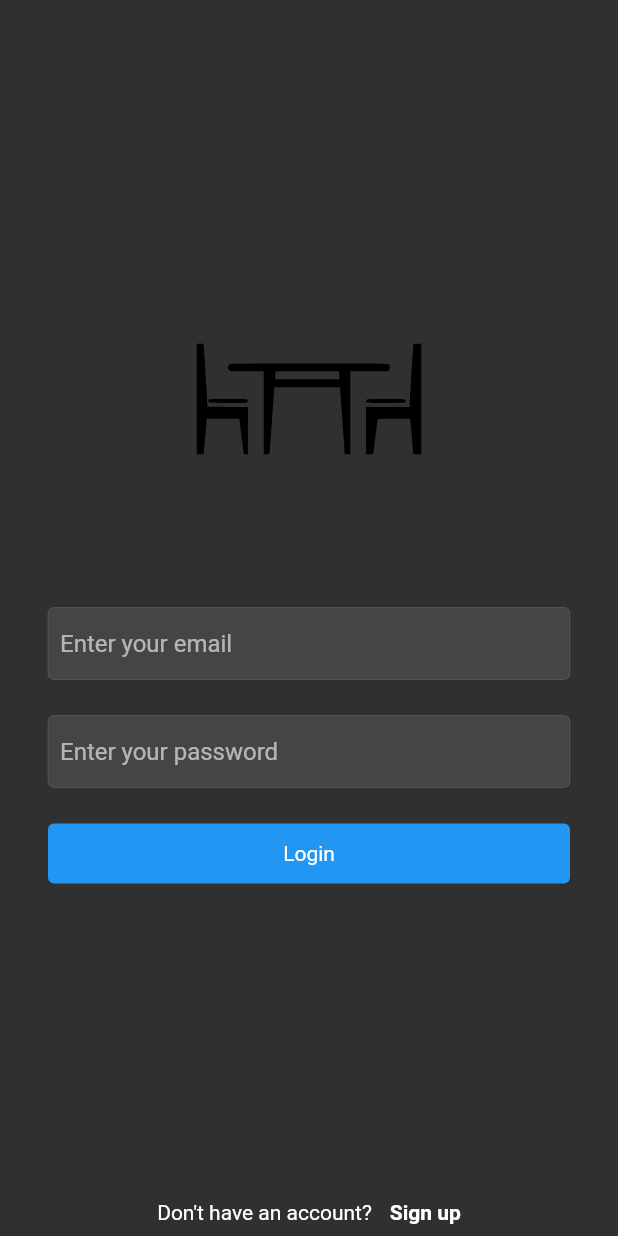
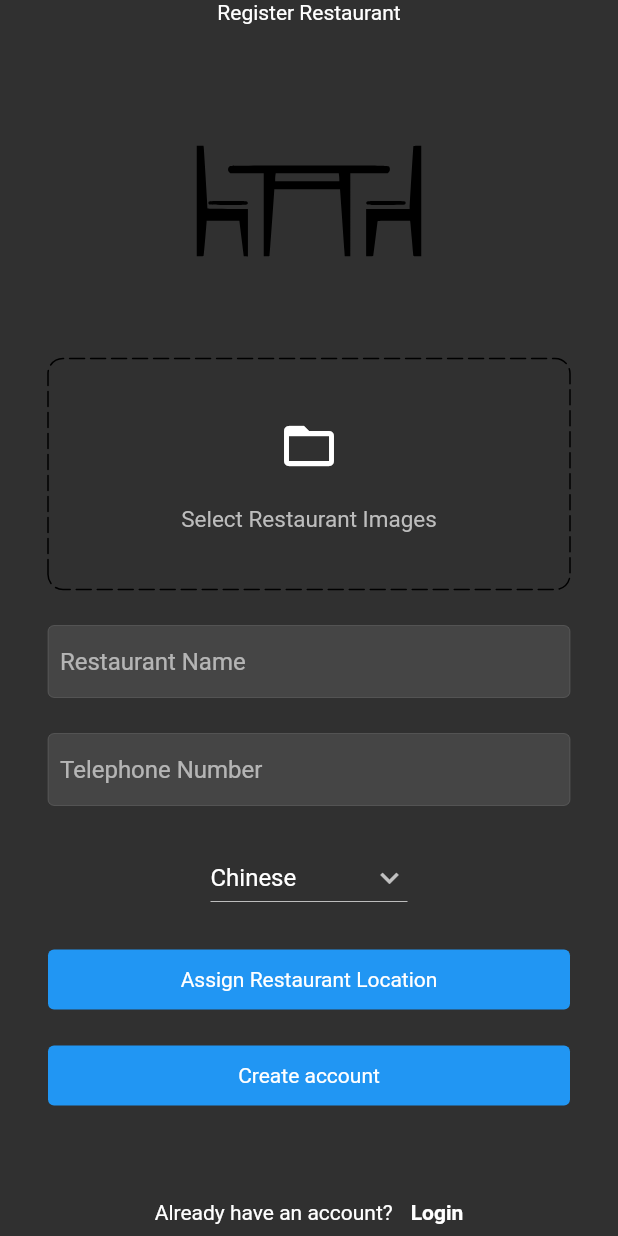
Before and after one commit to AumKMCHAT/BookNEat-Senior-Project, a Flutter app: the screen it shows after launch, on a phone screen of 412 x 824 dp. Run offline on Flutter 3.47's test engine with Material 2 defaults, Android fonts, the phone set to English and light mode, and no system bars; drawn by our look-alikes of dotted_border; our stand-ins replace carousel_slider, cloud_firestore, firebase_auth, firebase_core, firebase_storage, flutter_svg and 2 more; accounts and stored records are empty.

Commit message:
Signup Restaurant
- hard code  current userID auth_method.signupRestaurant
- unusable timeAvialable
- not complete restaurant id
- using current location

```diff
--- a/lib/main.dart
+++ b/lib/main.dart
@@ -1,6 +1,7 @@
 import 'package:book_n_eat_senior_project/providers/user_provider.dart';
 import 'package:book_n_eat_senior_project/screens/home_screen.dart';
 import 'package:book_n_eat_senior_project/screens/login_screen.dart';
+import 'package:book_n_eat_senior_project/screens/signup_restaurant_screen.dart';
 import 'package:book_n_eat_senior_project/screens/signup_screen.dart';
 import 'package:book_n_eat_senior_project/utils/colors.dart';
 import 'package:firebase_auth/firebase_auth.dart';
@@ -46,7 +47,8 @@ class MyApp extends StatelessWidget {
                 );
               }
 
-              return const LoginScreen();
+              // return const LoginScreen();
+              return const SignupRestaurantScreen();
             },
           )),
     );
--- /dev/null
+++ b/lib/models/restuarant.dart
@@ -0,0 +1,53 @@
+import 'package:cloud_firestore/cloud_firestore.dart';
+import 'package:geolocator/geolocator.dart';
+
+class Restaurant {
+  final String resId;
+  final String name; // text
+  final String category; // list
+  final GeoPoint location; // map pin and get geopoint
+  final String timeAvialable; // don't know
+  final List<String> photoUrl; // multiple img
+  final String telephone; // + button
+  final bool status; // boolean true | false
+  final String userId;
+
+  const Restaurant(
+      {required this.resId,
+      required this.name,
+      required this.category,
+      required this.location,
+      required this.timeAvialable,
+      required this.photoUrl,
+      required this.telephone,
+      required this.status,
+      required this.userId});
+
+  Map<String, dynamic> toJson() => {
+        "resId": resId,
+        "name": name,
+        "category": category,
+        "location": location,
+        "timeAvialable": timeAvialable,
+        "photoUrl": photoUrl,
+        "telephone": telephone,
+        "status": status,
+        "userId": userId
+      };
+
+  static Restaurant fromSnap(DocumentSnapshot snap) {
+    var snapshot = snap.data() as Map<String, dynamic>;
+
+    return Restaurant(
+      resId: snapshot['resId'],
+      name: snapshot['name'],
+      category: snapshot['category'],
+      location: snapshot['location'],
+      timeAvialable: snapshot['timeAvialable'],
+      photoUrl: snapshot['photoUrl'],
+      telephone: snapshot['telephone'],
+      status: snapshot['status'],
+      userId: snapshot['userId'],
+    );
+  }
+}
--- a/lib/models/user.dart
+++ b/lib/models/user.dart
@@ -1,7 +1,7 @@
 import 'package:cloud_firestore/cloud_firestore.dart';
 
 class User {
-  final String uid;
+  final String userId;
   final String email;
   final String firstName;
   final String lastName;
@@ -9,7 +9,7 @@ class User {
   final String photoUrl;
 
   const User({
-    required this.uid,
+    required this.userId,
     required this.email,
     required this.firstName,
     required this.lastName,
@@ -18,7 +18,7 @@ class User {
   });
 
   Map<String, dynamic> toJson() => {
-        "uid": uid,
+        "userId": userId,
         "email": email,
         "firstName": firstName,
         "lastName": lastName,
@@ -30,7 +30,7 @@ class User {
     var snapshot = snap.data() as Map<String, dynamic>;
 
     return User(
-        uid: snapshot['uid'],
+        userId: snapshot['userId'],
         email: snapshot['email'],
         firstName: snapshot['firstName'],
         lastName: snapshot['lastName'],
--- /dev/null
+++ b/lib/screens/signup_restaurant_screen.dart
@@ -0,0 +1,304 @@
+import 'dart:io';
+import 'package:book_n_eat_senior_project/resources/auth_methods.dart';
+import 'package:book_n_eat_senior_project/screens/home_screen.dart';
+import 'package:book_n_eat_senior_project/screens/login_screen.dart';
+import 'package:book_n_eat_senior_project/utils/colors.dart';
+import 'package:book_n_eat_senior_project/utils/utils.dart';
+import 'package:book_n_eat_senior_project/widgets/text_field_input.dart';
+import 'package:dotted_border/dotted_border.dart';
+import 'package:flutter/foundation.dart';
+import 'package:flutter/material.dart';
+import 'package:flutter_svg/svg.dart';
+import 'package:geolocator/geolocator.dart';
+import 'package:image_picker/image_picker.dart';
+import 'package:book_n_eat_senior_project/utils/restaurant_category.dart';
+import 'package:carousel_slider/carousel_slider.dart';
+
+class SignupRestaurantScreen extends StatefulWidget {
+  const SignupRestaurantScreen({super.key});
+
+  @override
+  State<SignupRestaurantScreen> createState() => _SignupRestaurantScreenState();
+}
+
+class _SignupRestaurantScreenState extends State<SignupRestaurantScreen> {
+  final TextEditingController _resNameController = TextEditingController();
+  String _category = category.first;
+  late Position _position;
+  final String _time = DateTime.now().toString();
+  List<XFile> images = [];
+  final TextEditingController _phoneController = TextEditingController();
+  List<String> _telephone = [];
+  bool status = false;
+  bool _isLoading = false;
+
+  List<File> files = [];
+
+  @override
+  void dispost() {
+    super.dispose();
+    _resNameController.dispose();
+  }
+
+  void getCurrentLocation() async {
+    Position position = await determinePosition();
+    setState(() {
+      _position = position;
+    });
+    print(_position);
+    print(_time);
+  }
+
+  Future<Position> determinePosition() async {
+    LocationPermission permission;
+
+    permission = await Geolocator.checkPermission();
+
+    if (permission == LocationPermission.denied) {
+      permission = await Geolocator.requestPermission();
+      if (permission == LocationPermission.denied) {
+        return Future.error('Location Permissions are denied');
+      }
+    }
+
+    return await Geolocator.getCurrentPosition();
+  }
+
+  void selectImages() async {
+    final List<XFile> res = await pickImages(ImageSource.gallery);
+    setState(() {
+      images = res;
+    });
+    if (res != null) {
+      res.forEach((element) {
+        files.add(File(element.path));
+      });
+    }
+  }
+
+  void signUpRestuarant() async {
+    setState(() {
+      _isLoading = true;
+    });
+    String res = await AuthMedthods().signUpRestaurant(
+      name: _resNameController.text,
+      category: _category,
+      position: _position,
+      timeAvialable: _time,
+      files: files,
+      telephone: _phoneController.text,
+      status: status,
+    );
+
+    setState(() {
+      _isLoading = false;
+    });
+
+    if (res != 'success') {
+      showSnackBar(res, context);
+    } else {
+      print("success");
+      // Navigator.of(context).pushReplacement(
+      //     MaterialPageRoute(builder: (context) => const HomeScreen()));
+    }
+  }
+
+  void navigateToLogin() {
+    Navigator.of(context)
+        .push(MaterialPageRoute(builder: (context) => const LoginScreen()));
+  }
+
+  @override
+  Widget build(BuildContext context) {
+    return Scaffold(
+      body: SafeArea(
+          child: Container(
+        padding: const EdgeInsets.symmetric(horizontal: 32),
+        width: double.infinity,
+        child: Column(crossAxisAlignment: CrossAxisAlignment.center, children: [
+          //svg image
+          const Text("Register Restaurant"),
+          Flexible(flex: 2, child: Container()),
+          SvgPicture.asset(
+              'assets/images/dining-room-furniture-of-a-table-with-chairs.svg',
+              height: 150),
+          const SizedBox(height: 30),
+
+          // select multiple photo
+          images.isNotEmpty
+              ? CarouselSlider(
+                  items: images.map(
+                    (i) {
+                      return Builder(
+                        builder: (BuildContext context) => Image.file(
+                          File(i.path),
+                          fit: BoxFit.cover,
+                          height: 200,
+                        ),
+                      );
+                    },
+                  ).toList(),
+                  options: CarouselOptions(
+                    viewportFraction: 1,
+                    height: 200,
+                  ),
+                )
+              : GestureDetector(
+                  onTap: selectImages,
+                  child: DottedBorder(
+                      borderType: BorderType.RRect,
+                      radius: const Radius.circular(10),
+                      dashPattern: const [10, 4],
+                      strokeCap: StrokeCap.round,
+                      child: Container(
+                        width: double.infinity,
+                        height: 150,
+                        decoration: BoxDecoration(
+                            borderRadius: BorderRadius.circular(10)),
+                        child: Column(
+                            mainAxisAlignment: MainAxisAlignment.center,
+                            children: [
+                              const Icon(
+                                Icons.folder_open,
+                                size: 40,
+                              ),
+                              const SizedBox(
+                                height: 20,
+                              ),
+                              Text(
+                                'Select Restaurant Images',
+                                style: TextStyle(
+                                    fontSize: 15, color: Colors.grey.shade400),
+                              )
+                            ]),
+                      )),
+                ),
+          const SizedBox(
+            height: 24,
+          ),
+
+          TextFieldInput(
+              textEditingController: _resNameController,
+              hintText: "Restaurant Name",
+              textInputType: TextInputType.text),
+          const SizedBox(
+            height: 24,
+          ),
+
+          TextFieldInput(
+              textEditingController: _phoneController,
+              hintText: "Telephone Number",
+              textInputType: TextInputType.text),
+          const SizedBox(
+            height: 24,
+          ),
+
+          DropdownButton(
+            // Initial Value
+            value: _category,
+
+            // Down Arrow Icon
+            icon: const Icon(Icons.keyboard_arrow_down),
+
+            // Array list of items
+            items: category.map((String items) {
+              return DropdownMenuItem(
+                value: items,
+                child: Text(items),
+              );
+            }).toList(),
+            // After selecting the desired option,it will
+            // change button value to selected value
+            onChanged: (String? newValue) {
+              setState(() {
+                _category = newValue!;
+              });
+            },
+          ),
+          const SizedBox(
+            height: 24,
+          ),
+
+          // get current location button
+          InkWell(
+            onTap: getCurrentLocation,
+            child: Container(
+              width: double.infinity,
+              alignment: Alignment.center,
+              padding: const EdgeInsets.symmetric(vertical: 12),
+              decoration: const ShapeDecoration(
+                  shape: RoundedRectangleBorder(
+                    borderRadius: BorderRadius.all(Radius.circular(4)),
+                  ),
+                  color: Colors.blue),
+              child: _isLoading
+                  ? const Center(
+                      child: CircularProgressIndicator(
+                        color: primaryColor,
+                      ),
+                    )
+                  : const Text('Assign Restaurant Location'),
+            ),
+          ),
+          const SizedBox(
+            height: 24,
+          ),
+
+          //button login
+          InkWell(
+            onTap: signUpRestuarant,
+            child: Container(
+              width: double.infinity,
+              alignment: Alignment.center,
+              padding: const EdgeInsets.symmetric(vertical: 12),
+              decoration: const ShapeDecoration(
+                  shape: RoundedRectangleBorder(
+                    borderRadius: BorderRadius.all(Radius.circular(4)),
+                  ),
+                  color: Colors.blue),
+              child: _isLoading
+                  ? const Center(
+                      child: CircularProgressIndicator(
+                        color: primaryColor,
+                      ),
+                    )
+                  : const Text('Create account'),
+            ),
+          ),
+          const SizedBox(
+            height: 12,
+          ),
+          Flexible(flex: 2, child: Container()),
+
+          //Transitioning to sighning up
+          Row(
+            mainAxisAlignment: MainAxisAlignment.center,
+            children: [
+              Container(
+                padding: const EdgeInsets.symmetric(
+                  vertical: 8,
+                ),
+                child: const Text("Already have an account?"),
+              ),
+              const SizedBox(
+                width: 12,
+              ),
+              GestureDetector(
+                onTap: navigateToLogin,
+                child: Container(
+                  padding: const EdgeInsets.symmetric(
+                    vertical: 8,
+                  ),
+                  child: const Text(
+                    "Login",
+                    style: TextStyle(fontWeight: FontWeight.bold),
+                  ),
+                ),
+              )
+            ],
+          )
+        ]),
+      )),
+    );
+  }
+}
--- /dev/null
+++ b/lib/utils/restaurant_category.dart
@@ -0,0 +1,29 @@
+import 'package:flutter/material.dart';
+
+var category = <String>[
+  'Chinese',
+  'Asian',
+  'Japanese',
+  'Italian',
+  'Indian',
+  'International',
+  'Thai',
+  'Cake & Coffee',
+  'European',
+  'Drinks',
+  'French',
+  'Fusion',
+  'Steak',
+  'American',
+  'Mexican',
+  'Spanish',
+  'Turkish',
+  'Vietnamese',
+  'German',
+  'Middle Eastern',
+  'Greek',
+  'Mediterranean',
+  'Australian',
+  'Vegan',
+  'Latin American'
+];
--- a/pubspec.yaml
+++ b/pubspec.yaml
@@ -43,6 +43,9 @@ dependencies:
   flutter_svg: ^1.1.6
   image_picker: ^0.8.6+1
   provider: ^6.0.5
+  geolocator: ^9.0.2
+  dotted_border: ^2.0.0+3
+  carousel_slider: ^4.2.1
 
 dev_dependencies:
   flutter_test:
```
Also changed, not shown: lib/resources/auth_methods.dart (+75 -8 lines), lib/resources/storage_methods.dart (+13 -0 lines), lib/utils/utils.dart (+12 -4 lines), pubspec.lock, 5 other files.
